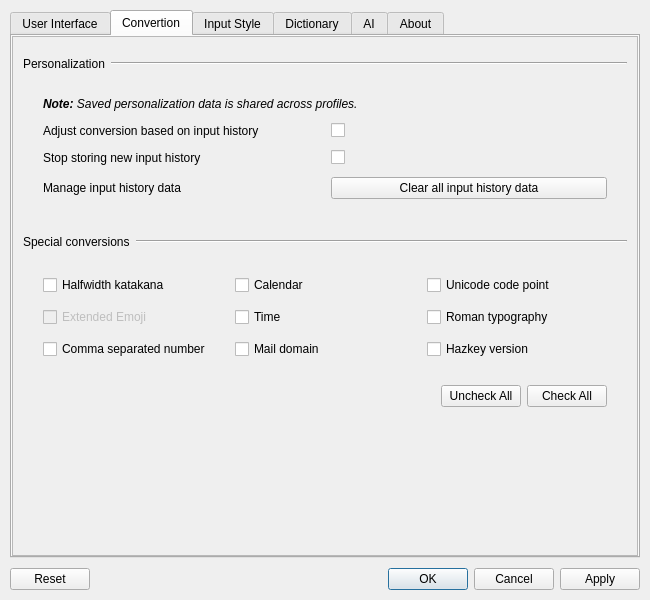
Old version of the form hazkey-settings/mainwindow.ui in the repository presire/hazkey-community.
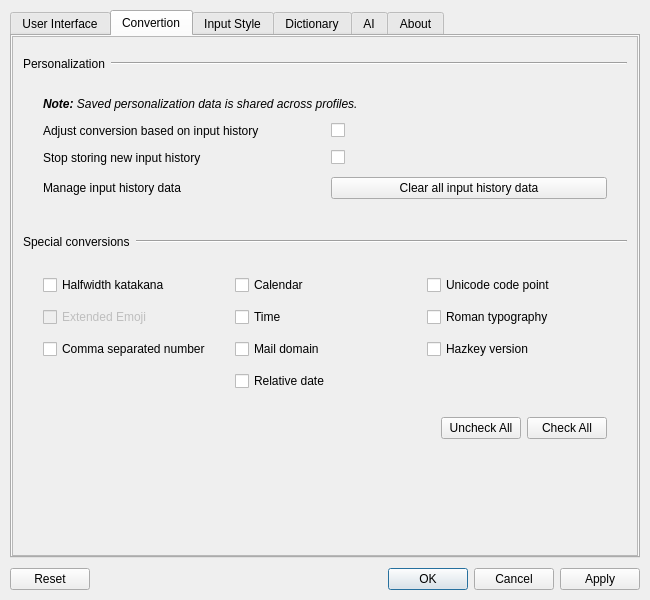
New version of the form. The open tabs and pages were chosen to show the change. Icons and pictures are not drawn.

Commit message: feat: add relative-date candidates and bump version to 0.2.8

```diff
--- a/hazkey-settings/mainwindow.ui
+++ b/hazkey-settings/mainwindow.ui
@@ -643,6 +643,13 @@
                </property>
               </widget>
              </item>
+              <item row="3" column="1">
+               <widget class="QCheckBox" name="relativeDateConversion">
+                <property name="text">
+                 <string>Relative date</string>
+                </property>
+               </widget>
+              </item>
             </layout>
            </item>
            <item>
```
Lines whose indentation alone changed are shown as unchanged. The commit also changes 16 other files.
